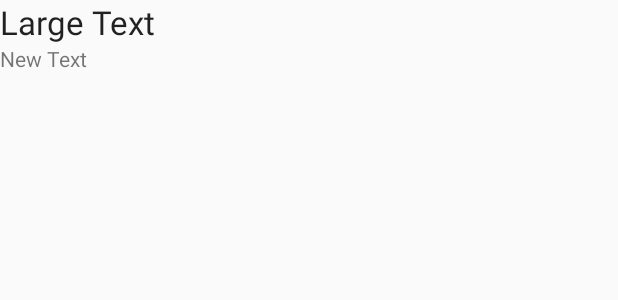
After one commit to brama051/Heart-Hum, an Android app: the layout element_record_picker.xml on its own in the app's theme, with its tools: preview values and no code run, on a phone screen of 412 x 824 dp. The commit adds this screen. Shown: the top 300 px of the screen. Run offline under Robolectric (Android 15) with nearby library versions, the phone set to English and light mode, and no system bars.

Commit message:
Record picker remake

```diff
--- a/app/src/main/java/brama/com/hearthum/FragmentRecording.java
+++ b/app/src/main/java/brama/com/hearthum/FragmentRecording.java
@@ -175,6 +175,7 @@ public class FragmentRecording extends Fragment {
 
             //save racording data to object in main activity
             ((MainActivity)getActivity()).setmRecord(audioFile);
+            ((MainActivity)getActivity()).setFileName(audioFile.getFullPath());
 
             myAudioRecorder.setOutputFile(outputFile);
             try {
--- /dev/null
+++ b/app/src/main/res/layout/element_record_picker.xml
@@ -0,0 +1,24 @@
+<?xml version="1.0" encoding="utf-8"?>
+<LinearLayout xmlns:android="http://schemas.android.com/apk/res/android"
+    android:orientation="vertical" android:layout_width="match_parent"
+    android:layout_height="match_parent">
+
+    <LinearLayout
+        android:orientation="vertical"
+        android:layout_width="match_parent"
+        android:layout_height="wrap_content">
+
+        <TextView
+            android:layout_width="wrap_content"
+            android:layout_height="wrap_content"
+            android:textAppearance="?android:attr/textAppearanceLarge"
+            android:text="Large Text"
+            android:id="@+id/textViewFileName" />
+
+        <TextView
+            android:layout_width="wrap_content"
+            android:layout_height="wrap_content"
+            android:text="New Text"
+            android:id="@+id/textViewDescription" />
+    </LinearLayout>
+</LinearLayout>
```
Also changed, not shown: app/src/main/java/brama/com/hearthum/FragmentRecordPicker.java (+18 -2 lines), app/src/main/res/layout/fragment_record_picker.xml (+4 -3 lines).
